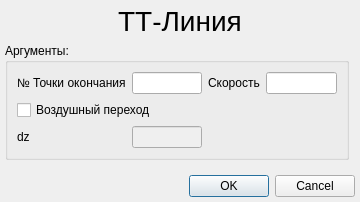
Above: KAMEditor/gui/commands/ttlinedialog.ui from Xtail96/SML before the change. Below: the same form after it.
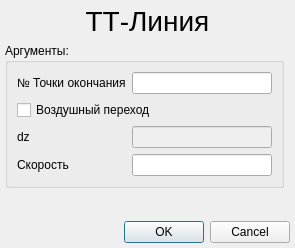
That is the form after the change.

Commit message: Рефакторинг виджетов и форм

Diff of the .ui file:
```diff
--- a/KAMEditor/gui/commands/ttlinedialog.ui
+++ b/KAMEditor/gui/commands/ttlinedialog.ui
@@ -6,8 +6,8 @@
    <rect>
     <x>0</x>
     <y>0</y>
-    <width>360</width>
-    <height>202</height>
+    <width>295</width>
+    <height>248</height>
    </rect>
   </property>
   <property name="windowTitle">
@@ -54,19 +54,6 @@
       <string>Аргументы:</string>
      </property>
      <layout class="QGridLayout" name="gridLayout">
-      <item row="1" column="2">
-       <widget class="QLabel" name="velocityLabel">
-        <property name="text">
-         <string>Скорость</string>
-        </property>
-       </widget>
-      </item>
-      <item row="1" column="3">
-       <widget class="QLineEdit" name="velocityLineEdit"/>
-      </item>
-      <item row="1" column="1">
-       <widget class="QLineEdit" name="destinationPointLineEdit"/>
-      </item>
       <item row="1" column="0">
        <widget class="QLabel" name="destinationPointLabel">
         <property name="text">
@@ -74,13 +61,6 @@
         </property>
        </widget>
       </item>
-      <item row="3" column="1">
-       <widget class="QLineEdit" name="dzLineEdit">
-        <property name="enabled">
-         <bool>false</bool>
-        </property>
-       </widget>
-      </item>
       <item row="3" column="0">
        <widget class="QLabel" name="dzLabel">
         <property name="text">
@@ -95,6 +75,26 @@
         </property>
        </widget>
       </item>
+      <item row="1" column="1">
+       <widget class="QLineEdit" name="destinationPointLineEdit"/>
+      </item>
+      <item row="3" column="1">
+       <widget class="QLineEdit" name="dzLineEdit">
+        <property name="enabled">
+         <bool>false</bool>
+        </property>
+       </widget>
+      </item>
+      <item row="4" column="0">
+       <widget class="QLabel" name="velocityLabel">
+        <property name="text">
+         <string>Скорость</string>
+        </property>
+       </widget>
+      </item>
+      <item row="4" column="1">
+       <widget class="QLineEdit" name="velocityLineEdit"/>
+      </item>
      </layout>
     </widget>
    </item>
```
The commit also changes 1 other file.
